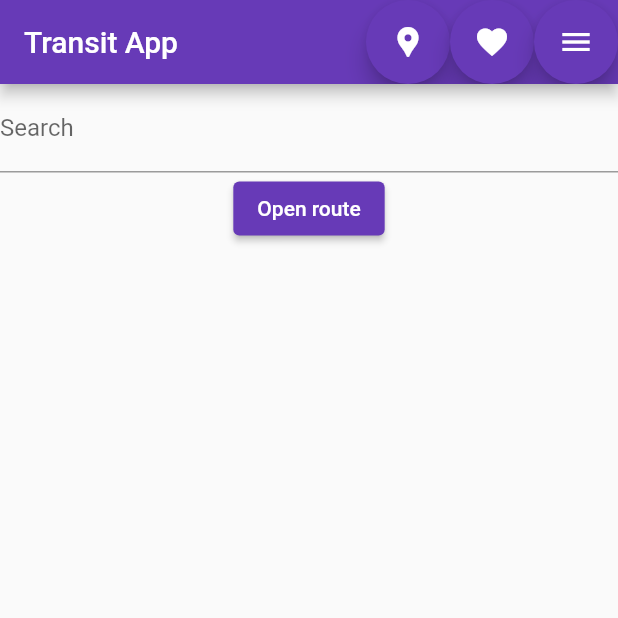
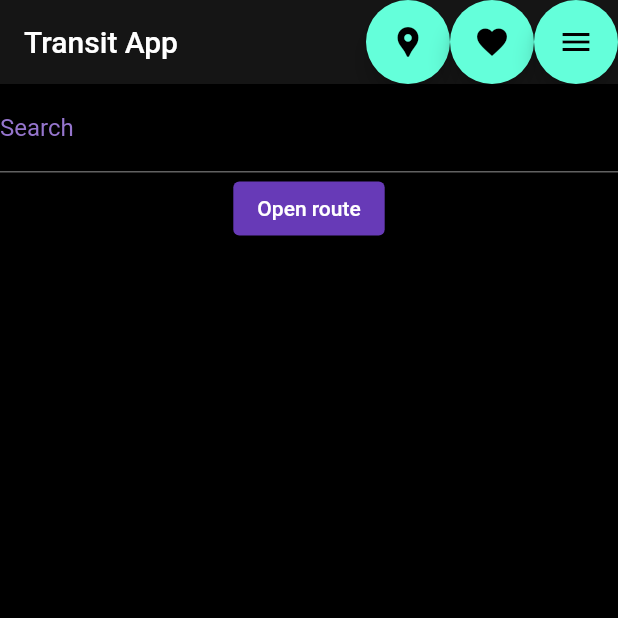
Before and after one commit to popcorn9499/TransitApp, a Flutter app: the screen it shows after launch, on a phone screen of 412 x 824 dp, the top half of it. Run offline on Flutter 3.47's test engine with Material 2 defaults, Android fonts, the phone set to English and light mode, and no system bars; our stand-ins replace geolocator, shared_preferences, sprintf.

Commit message:
word towards a dark mode

```diff
--- a/lib/widgets/menus/main_menu.dart
+++ b/lib/widgets/menus/main_menu.dart
@@ -10,6 +10,7 @@ import 'package:transit_app/widgets/widgets/error_snackbar.dart';
 import '../../Config/favorite_manager.dart';
 import '../../api/DataModels/bus_stop.dart';
 import '../../api/Exceptions/NetworkError.dart';
+import '../styles/Style.dart';
 import 'close_stops_menu.dart';
 import 'favorites_menu.dart';
 
@@ -23,18 +24,7 @@ class MainMenu extends StatelessWidget {
   Widget build(BuildContext context) {
     return MaterialApp(
       title: 'Transit App',
-      theme: ThemeData(
-        // This is the theme of your application.
-        //
-        // Try running your application with "flutter run". You'll see the
-        // application has a blue toolbar. Then, without quitting the app, try
-        // changing the primarySwatch below to Colors.green and then invoke
-        // "hot reload" (press "r" in the console where you ran "flutter run",
-        // or simply save your changes to "hot reload" in a Flutter IDE).
-        // Notice that the counter didn't reset back to zero; the application
-        // is not restarted.
-        primarySwatch: Colors.deepPurple,
-      ),
+      theme: Styles.themeData(true, context),
       home: MyHomePage(title: 'Transit App'),
     );
   }
--- /dev/null
+++ b/lib/widgets/styles/Style.dart
@@ -0,0 +1,36 @@
+
+import 'dart:ui';
+
+import 'package:flutter/material.dart';
+
+class Styles {
+
+  static ThemeData themeData(bool isDarkTheme, BuildContext context) {
+    return ThemeData(
+      primarySwatch: Colors.deepPurple,
+      primaryColor: isDarkTheme ? Colors.black : Colors.white,
+
+      backgroundColor: isDarkTheme ? Colors.black : Color(0xffF1F5FB),
+
+      indicatorColor: isDarkTheme ? Color(0xff0E1D36) : Color(0xffCBDCF8),
+      buttonColor: isDarkTheme ? Color(0xff3B3B3B) : Color(0xffF1F5FB),
+
+      hintColor: isDarkTheme ? Colors.deepPurple[300] : Colors.deepPurple[100],
+
+      highlightColor: isDarkTheme ? Color(0xff372901) : Color(0xffFCE192),
+      hoverColor: isDarkTheme ? Color(0xff3A3A3B) : Color(0xff4285F4),
+
+      focusColor: isDarkTheme ? Color(0xff0B2512) : Color(0xffA8DAB5),
+      disabledColor: Colors.grey,
+      cardColor: isDarkTheme ? Color(0xFF151515) : Colors.white,
+      canvasColor: isDarkTheme ? Colors.black : Colors.grey[50],
+      brightness: isDarkTheme ? Brightness.dark : Brightness.light,
+      buttonTheme: Theme.of(context).buttonTheme.copyWith(
+          colorScheme: isDarkTheme ? ColorScheme.dark() : ColorScheme.light()),
+      appBarTheme: AppBarTheme(
+        elevation: 0.0,
+      ), textSelectionTheme: TextSelectionThemeData(selectionColor: isDarkTheme ? Colors.white : Colors.black),
+    );
+
+  }
+}
```
Also changed, not shown: lib/Config/DarkThemePreference.dart (added, +15 -0 lines), lib/Config/DarkThemeProvider.dart (added, +16 -0 lines).
